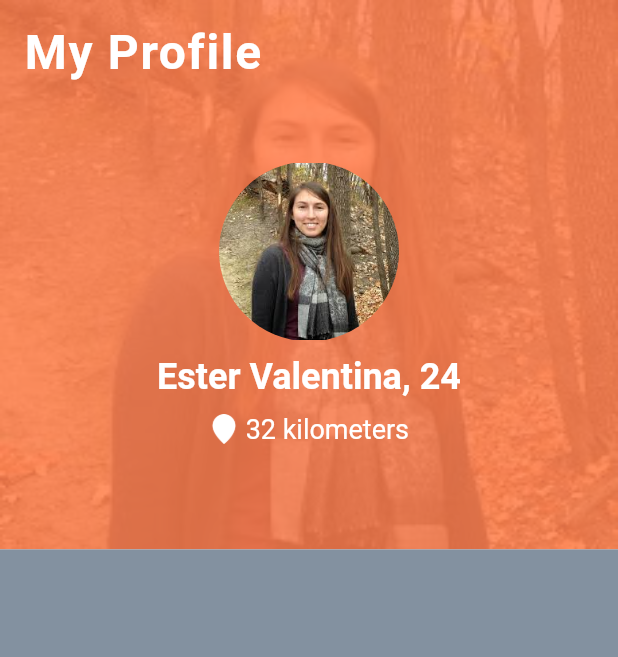
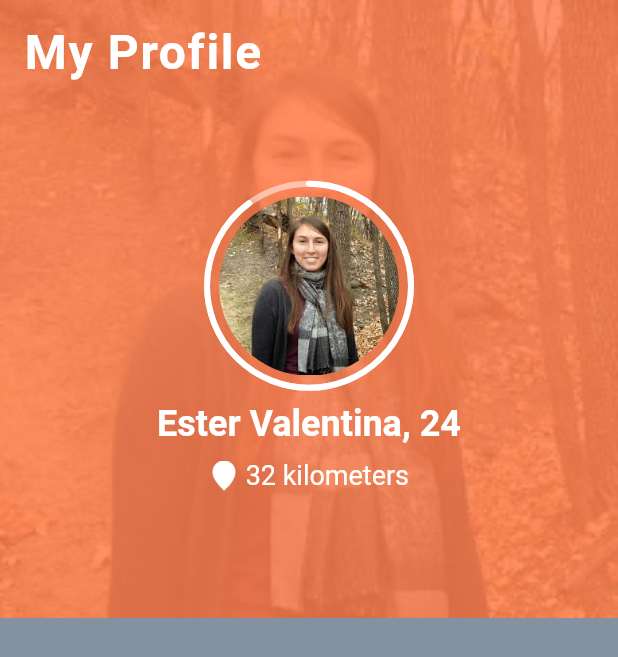
Before and after one commit to jrpacheco/datingapp, a Flutter app: the screen it shows after launch, on a phone screen of 412 x 824 dp. Shown: the top 657 px of the screen. Run offline on Flutter 3.47's test engine with Material 2 defaults, Android fonts, the phone set to English and light mode, and no system bars; Roboto replaces fonts that are missing (Relaway).

Commit message:
Progress

```diff
--- a/lib/commons/my_info.dart
+++ b/lib/commons/my_info.dart
@@ -1,3 +1,4 @@
+import 'package:dating_app/commons/radial_progress.dart';
 import 'package:dating_app/commons/rounded_image.dart';
 import 'package:dating_app/styleguide/text_style.dart';
 import 'package:flutter/material.dart';
@@ -7,10 +8,13 @@ class MyInfo extends StatelessWidget {
   Widget build(BuildContext context) {
     return Expanded(
       child: Column(mainAxisAlignment: MainAxisAlignment.center, children: [
-        RoundedImage(
-          imagePath: "assets/images/anne.jpeg",
-          size: Size.fromWidth(120.0),
-        ),
+        RadialProgress(
+            width: 4,
+            goalCompleted: 0.9,
+            child: RoundedImage(
+              imagePath: "assets/images/anne.jpeg",
+              size: Size.fromWidth(120.0),
+            )),
         SizedBox(
           height: 10.0,
         ),
--- /dev/null
+++ b/lib/commons/radial_progress.dart
@@ -0,0 +1,179 @@
+import 'package:flutter/material.dart';
+import 'package:vector_math/vector_math_64.dart' as math;
+
+class RadialProgress extends StatefulWidget {
+  final double goalCompleted;
+  final Widget child;
+  final Color progressColor;
+  final Color progressBackgroundColor;
+  final double width;
+
+  const RadialProgress(
+
+      {Key key,
+
+        @required this.child,
+
+        this.goalCompleted = 0.7,
+
+        this.progressColor = Colors.white,
+
+        this.progressBackgroundColor = Colors.white,
+
+        this.width = 8})
+
+      : super(key: key);
+
+
+
+  @override
+
+  _RadialProgressState createState() => _RadialProgressState();
+
+}
+
+
+
+class _RadialProgressState extends State<RadialProgress> with SingleTickerProviderStateMixin {
+
+  AnimationController _radialProgressAnimationController;
+
+  Animation<double> _progressAnimation;
+
+  final Duration fadeInDuration = Duration(milliseconds: 500);
+
+  final Duration fillDuration = Duration(seconds: 2);
+
+
+
+  double progressDegrees = 0;
+
+  var count = 0;
+
+
+
+  @override
+
+  void initState() {
+
+    super.initState();
+
+    _radialProgressAnimationController = AnimationController(vsync: this, duration: fillDuration);
+
+    _progressAnimation =
+
+    Tween(begin: 0.0, end: 360.0).animate(CurvedAnimation(parent: _radialProgressAnimationController, curve: Curves.easeIn))
+
+      ..addListener(() {
+
+        setState(() {
+
+          progressDegrees = widget.goalCompleted * _progressAnimation.value;
+
+        });
+
+      });
+
+
+
+    _radialProgressAnimationController.forward();
+
+  }
+
+
+
+  @override
+
+  void dispose() {
+
+    _radialProgressAnimationController.dispose();
+
+    super.dispose();
+
+  }
+
+
+
+  @override
+
+  Widget build(BuildContext context) {
+
+    return CustomPaint(
+
+      child: Padding(
+
+        padding: const EdgeInsets.all(8.0),
+
+        child: widget.child,
+
+      ),
+
+      painter: RadialPainter(
+
+        progressDegrees,
+
+        widget.progressColor,
+
+        widget.progressBackgroundColor,
+
+        widget.width,
+
+      ),
+
+    );
+
+  }
+
+}
+
+class RadialPainter extends CustomPainter {
+
+  double progressInDegrees, width;
+
+  final Color progressColor, progressBackgroundColor;
+
+  RadialPainter(this.progressInDegrees, this.progressColor, this.progressBackgroundColor, this.width);
+
+  @override
+
+  void paint(Canvas canvas, Size size) {
+
+    Paint paint = Paint()
+
+      ..color = progressBackgroundColor.withOpacity(0.5)
+
+      ..strokeCap = StrokeCap.round
+
+      ..style = PaintingStyle.stroke
+
+      ..strokeWidth = width;
+
+    Offset center = Offset(size.width / 2, size.height / 2);
+
+    canvas.drawCircle(center, size.width / 2, paint);
+
+    Paint progressPaint = Paint()
+
+      ..color = progressColor
+
+      ..strokeCap = StrokeCap.round
+
+      ..style = PaintingStyle.stroke
+
+      ..strokeWidth = width;
+
+    canvas.drawArc(
+
+        Rect.fromCircle(center: center, radius: size.width / 2), math.radians(-90), math.radians(progressInDegrees), false, progressPaint);
+
+  }
+
+  @override
+
+  bool shouldRepaint(CustomPainter oldDelegate) {
+
+    return true;
+
+  }
+
+}
--- a/lib/pages/profile_page.dart
+++ b/lib/pages/profile_page.dart
@@ -13,7 +13,7 @@ class ProfilePage extends StatelessWidget {
           Column(
             children: <Widget>[
               Expanded(
-                  flex: 4,
+                  flex: 5,
                   child: Stack(
                     children: <Widget>[
                       OpaqueImage(
```
